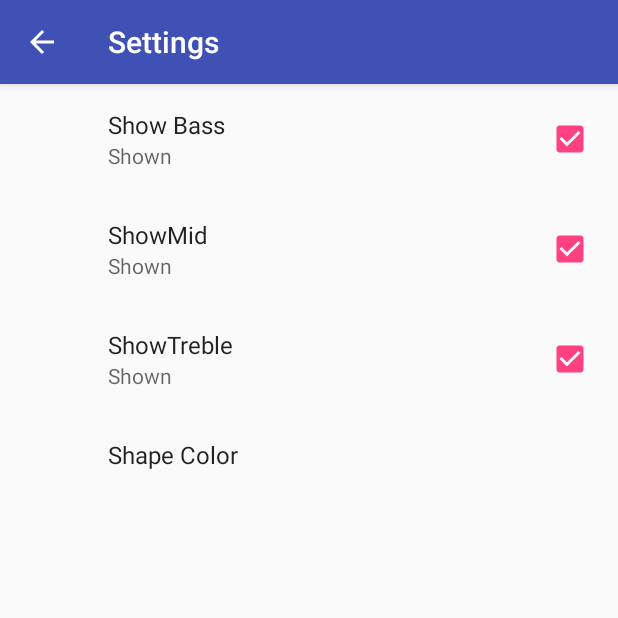
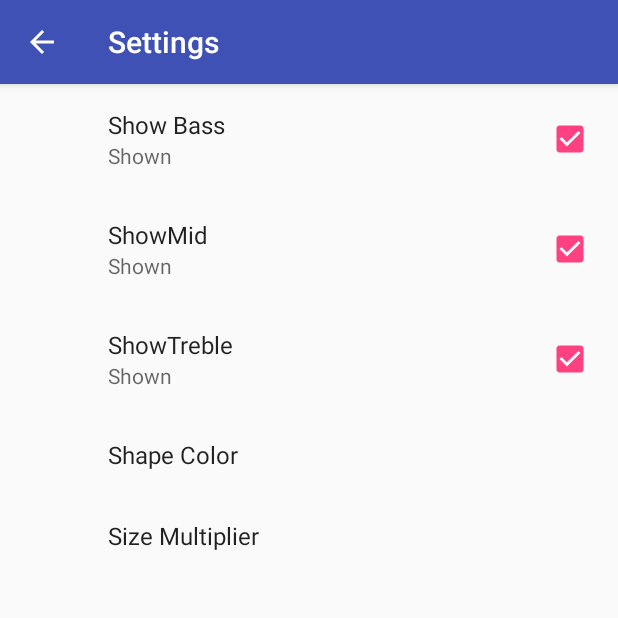
Before and after one commit to karbandi/T06.02.MakeAPreferenceFragment, an Android app: the screen it shows after launch (SettingsActivity), in the options menu, after a tap on "Settings", on a phone screen of 412 x 824 dp, the top half of it. Run offline under Robolectric (Android 15) with nearby library versions, the phone set to English and light mode, and no system bars; our stand-ins replace androidx.preference; 1 statement that could not run was skipped.

Commit message:
Edit Text Preference

```diff
--- a/app/src/main/java/android/example/com/visualizerpreferences/SettingsFragment.java
+++ b/app/src/main/java/android/example/com/visualizerpreferences/SettingsFragment.java
@@ -3,55 +3,59 @@ package android.example.com.visualizerpreferences;
 import android.content.SharedPreferences;
 import android.os.Bundle;
 import android.support.v7.preference.CheckBoxPreference;
+import android.support.v7.preference.EditTextPreference;
 import android.support.v7.preference.ListPreference;
 import android.support.v7.preference.Preference;
 import android.support.v7.preference.PreferenceFragmentCompat;
 import android.support.v7.preference.PreferenceScreen;
+import android.widget.Toast;
 
-public class SettingsFragment extends PreferenceFragmentCompat implements SharedPreferences.OnSharedPreferenceChangeListener {
+public class SettingsFragment extends PreferenceFragmentCompat implements SharedPreferences.OnSharedPreferenceChangeListener, Preference.OnPreferenceChangeListener {
     @Override
     public void onCreatePreferences(Bundle bundle, String s) {
         addPreferencesFromResource(R.xml.pref_visualizer);
 
         //SharedPreferences
-        SharedPreferences sharedPreferences=getPreferenceScreen().getSharedPreferences();
-        PreferenceScreen preferenceScreen=getPreferenceScreen();
-        int pref_count=preferenceScreen.getPreferenceCount();
+        SharedPreferences sharedPreferences = getPreferenceScreen().getSharedPreferences();
+        PreferenceScreen preferenceScreen = getPreferenceScreen();
+        int pref_count = preferenceScreen.getPreferenceCount();
 
-        for (int i=0;i<pref_count;i++)
-        {
-            Preference preference=preferenceScreen.getPreference(i);
+        for (int i = 0; i < pref_count; i++) {
+            Preference preference = preferenceScreen.getPreference(i);
             Check_Preference_And_Set(sharedPreferences, preference);
         }
+
+
+        Preference preference = findPreference(getString(R.string.pref_size_key));
+        preference.setOnPreferenceChangeListener(this);
     }
 
     private void Check_Preference_And_Set(SharedPreferences sharedPreferences, Preference preference) {
-        if(!(preference instanceof CheckBoxPreference))
-        {
-            String value=sharedPreferences.getString(preference.getKey(),"");
-            Set_preference_summary(preference,value);
+        if (!(preference instanceof CheckBoxPreference)) {
+            String value = sharedPreferences.getString(preference.getKey(), "");
+            Set_preference_summary(preference, value);
         }
     }
 
 
-    private void Set_preference_summary(Preference preference,String value)
-    {
-        if(preference instanceof ListPreference)
-        {
-            ListPreference listPreference= (ListPreference) preference;
-            int index_pref=listPreference.findIndexOfValue(value);
-            if(index_pref>=0)
-            {
+    private void Set_preference_summary(Preference preference, String value) {
+        if (preference instanceof ListPreference) {
+            ListPreference listPreference = (ListPreference) preference;
+            int index_pref = listPreference.findIndexOfValue(value);
+            if (index_pref >= 0) {
                 listPreference.setSummary(listPreference.getEntries()[index_pref]);
             }
+        } else if (preference instanceof EditTextPreference) {
+            EditTextPreference editTextPreference = (EditTextPreference) preference;
+            editTextPreference.setSummary(value);
         }
     }
 
     @Override
     public void onSharedPreferenceChanged(SharedPreferences sharedPreferences, String key) {
-        Preference preference=findPreference(key);
-        if(preference!=null){
-            Check_Preference_And_Set(sharedPreferences,preference);
+        Preference preference = findPreference(key);
+        if (preference != null) {
+            Check_Preference_And_Set(sharedPreferences, preference);
         }
     }
 
@@ -66,4 +70,26 @@ public class SettingsFragment extends PreferenceFragmentCompat implements Shared
         super.onDestroy();
         getPreferenceScreen().getSharedPreferences().unregisterOnSharedPreferenceChangeListener(this);
     }
+
+    @Override
+    public boolean onPreferenceChange(Preference preference, Object new_value) {
+        if (preference.getKey().equals(getString(R.string.pref_size_key))) {
+            Toast toast = Toast.makeText(getContext(), "Please select a number between 0.1 and 3", Toast.LENGTH_SHORT);
+
+            String str_size = (String) new_value;
+            try {
+                float size = Float.parseFloat(str_size);
+                if (size > 3 || size < 0.1) {
+                    toast.show();
+                    return false;
+                }
+            } catch (NumberFormatException e) {
+                toast.show();
+                return false;
+            }
+
+
+        }
+        return true;
+    }
 }
--- a/app/src/main/java/android/example/com/visualizerpreferences/VisualizerActivity.java
+++ b/app/src/main/java/android/example/com/visualizerpreferences/VisualizerActivity.java
@@ -33,7 +33,7 @@ import android.view.MenuInflater;
 import android.view.MenuItem;
 import android.widget.Toast;
 
-public class VisualizerActivity extends AppCompatActivity  implements SharedPreferences.OnSharedPreferenceChangeListener {
+public class VisualizerActivity extends AppCompatActivity implements SharedPreferences.OnSharedPreferenceChangeListener {
 
     private static final int MY_PERMISSION_RECORD_AUDIO_REQUEST_CODE = 88;
     private VisualizerView mVisualizerView;
@@ -49,17 +49,24 @@ public class VisualizerActivity extends AppCompatActivity  implements SharedPref
     }
 
     private void setupSharedPreferences() {
-        SharedPreferences sharedPreferences= PreferenceManager.getDefaultSharedPreferences(this);
+        SharedPreferences sharedPreferences = PreferenceManager.getDefaultSharedPreferences(this);
 
-        mVisualizerView.setShowBass(sharedPreferences.getBoolean(getString(R.string.pref_shared_keyshow_bass),getResources().getBoolean(R.bool.pref_show_bass_default)));
-        mVisualizerView.setShowMid(sharedPreferences.getBoolean(getString(R.string.pref_ShowMid_key),getResources().getBoolean(R.bool.pref_show_mid_default)));
-        mVisualizerView.setShowTreble(sharedPreferences.getBoolean(getString(R.string.pref_ShowTreble_key),getResources().getBoolean(R.bool.pref_show_treble_default)));
+        mVisualizerView.setShowBass(sharedPreferences.getBoolean(getString(R.string.pref_shared_keyshow_bass), getResources().getBoolean(R.bool.pref_show_bass_default)));
+        mVisualizerView.setShowMid(sharedPreferences.getBoolean(getString(R.string.pref_ShowMid_key), getResources().getBoolean(R.bool.pref_show_mid_default)));
+        mVisualizerView.setShowTreble(sharedPreferences.getBoolean(getString(R.string.pref_ShowTreble_key), getResources().getBoolean(R.bool.pref_show_treble_default)));
 
-        mVisualizerView.setMinSizeScale(1);
+
         load_color_from_preferences(sharedPreferences);
+        load_size_from_preferences(sharedPreferences);
 
 
         sharedPreferences.registerOnSharedPreferenceChangeListener(this);
+    }
+
+    private void load_size_from_preferences(SharedPreferences sharedPreferences) {
+        String str_size = sharedPreferences.getString(getString(R.string.pref_size_key), getString(R.string.pref_size_default));
+        float size = Float.parseFloat(str_size);
+        mVisualizerView.setMinSizeScale(size);
     }
 
     public void load_color_from_preferences(SharedPreferences sharedPreferences) {
@@ -124,7 +131,7 @@ public class VisualizerActivity extends AppCompatActivity  implements SharedPref
             // And if we're on SDK M or later...
             if (Build.VERSION.SDK_INT >= Build.VERSION_CODES.M) {
                 // Ask again, nicely, for the permissions.
-                String[] permissionsWeNeed = new String[]{ Manifest.permission.RECORD_AUDIO };
+                String[] permissionsWeNeed = new String[]{Manifest.permission.RECORD_AUDIO};
                 requestPermissions(permissionsWeNeed, MY_PERMISSION_RECORD_AUDIO_REQUEST_CODE);
             }
         } else {
@@ -158,17 +165,17 @@ public class VisualizerActivity extends AppCompatActivity  implements SharedPref
 
     @Override
     public void onSharedPreferenceChanged(SharedPreferences sharedPreferences, String key) {
-        if(key.equals(getString(R.string.pref_shared_keyshow_bass))) {
-            mVisualizerView.setShowBass(sharedPreferences.getBoolean(key,getResources().getBoolean(R.bool.pref_show_bass_default)));
+        if (key.equals(getString(R.string.pref_shared_keyshow_bass))) {
+            mVisualizerView.setShowBass(sharedPreferences.getBoolean(key, getResources().getBoolean(R.bool.pref_show_bass_default)));
+        } else if (key.equals(getString(R.string.pref_ShowMid_key))) {
+            mVisualizerView.setShowMid(sharedPreferences.getBoolean(key, getResources().getBoolean(R.bool.pref_show_mid_default)));
+        } else if (key.equals(getString(R.string.pref_ShowTreble_key))) {
+            mVisualizerView.setShowTreble(sharedPreferences.getBoolean(key, getResources().getBoolean(R.bool.pref_show_treble_default)));
+        } else if (key.equals(getString(R.string.pref_color_key))) {
+            load_color_from_preferences(sharedPreferences);
+        } else if (key.equals(getString(R.string.pref_size_key))) {
+            load_size_from_preferences(sharedPreferences);
         }
-        else if(key.equals(getString(R.string.pref_ShowMid_key))) {
-            mVisualizerView.setShowMid(sharedPreferences.getBoolean(key,getResources().getBoolean(R.bool.pref_show_mid_default)));
-        }
-        else if(key.equals(getString(R.string.pref_ShowTreble_key))) {
-            mVisualizerView.setShowTreble(sharedPreferences.getBoolean(key,getResources().getBoolean(R.bool.pref_show_treble_default)));
-        }
-        else if(key.equals(getString(R.string.pref_color_key))) {
-            load_color_from_preferences(sharedPreferences);    }
     }
 
     @Override
--- a/app/src/main/res/values/strings.xml
+++ b/app/src/main/res/values/strings.xml
@@ -39,4 +39,9 @@
     <string name="pref_color_key" translatable="false">color</string>
 
     <string name="shape_color_lable">Shape Color</string>
+
+    <!-- size prefrence -->
+    <string name="pref_size_key" translatable="false">size</string>
+    <string name="pref_size_lable">Size Multiplier</string>
+    <string name="pref_size_default" translatable="false">1</string>
 </resources>
--- a/app/src/main/res/xml/pref_visualizer.xml
+++ b/app/src/main/res/xml/pref_visualizer.xml
@@ -39,4 +39,8 @@
         android:title="@string/shape_color_lable">
 
     </ListPreference>
+    <EditTextPreference
+        android:defaultValue="@string/pref_size_default"
+        android:key="@string/pref_size_key"
+        android:title="@string/pref_size_lable" />
 </PreferenceScreen>
```
